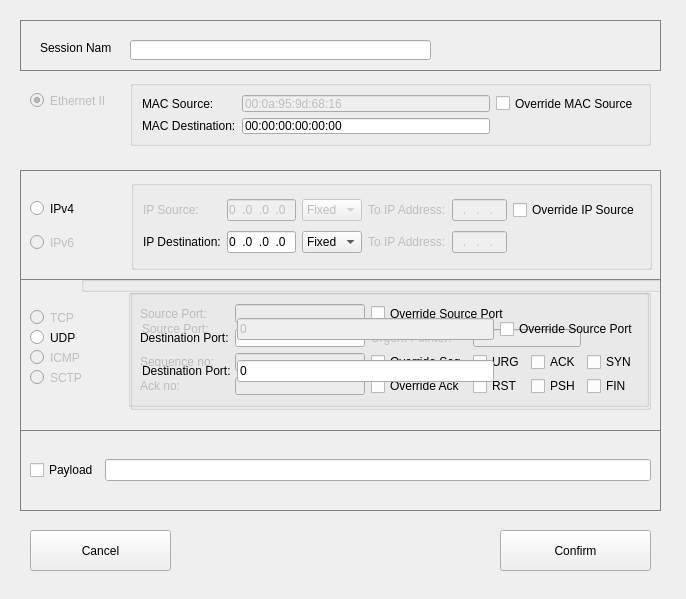
Before: the Qt Designer form createsession.ui in MonteDarkfloyd/RUGE, drawn with Qt 5.
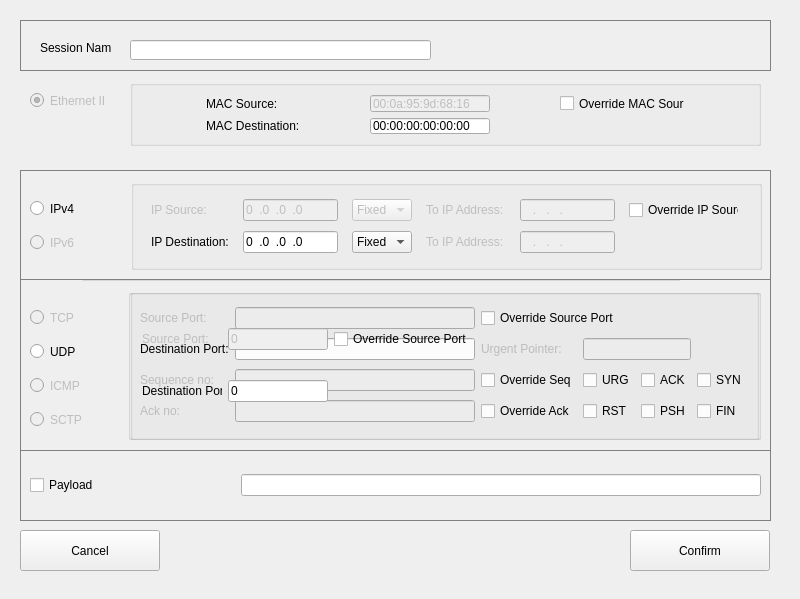
After: the same form once the commit is applied. Icons and pictures are not drawn.

```diff
--- a/createsession.ui
+++ b/createsession.ui
@@ -6,7 +6,7 @@
    <rect>
     <x>0</x>
     <y>0</y>
-    <width>686</width>
+    <width>800</width>
     <height>599</height>
    </rect>
   </property>
@@ -18,13 +18,13 @@
   </property>
   <property name="minimumSize">
    <size>
-    <width>686</width>
+    <width>800</width>
     <height>599</height>
    </size>
   </property>
   <property name="maximumSize">
    <size>
-    <width>686</width>
+    <width>800</width>
     <height>599</height>
    </size>
   </property>
@@ -36,7 +36,7 @@
     <rect>
      <x>10</x>
      <y>10</y>
-     <width>671</width>
+     <width>771</width>
      <height>581</height>
     </rect>
    </property>
@@ -57,7 +57,7 @@
      <rect>
       <x>10</x>
       <y>10</y>
-      <width>641</width>
+      <width>751</width>
       <height>51</height>
      </rect>
     </property>
@@ -102,7 +102,7 @@
      <rect>
       <x>10</x>
       <y>60</y>
-      <width>641</width>
+      <width>751</width>
       <height>101</height>
      </rect>
     </property>
@@ -142,7 +142,7 @@
       <rect>
        <x>110</x>
        <y>10</y>
-       <width>521</width>
+       <width>631</width>
        <height>66</height>
       </rect>
      </property>
@@ -156,34 +156,17 @@
       <bool>true</bool>
      </property>
      <layout class="QGridLayout" name="gridLayout">
-      <item row="0" column="0">
-       <widget class="QLabel" name="lbl_mac_src">
-        <property name="styleSheet">
-         <string notr="true">border: 0px;</string>
-        </property>
-        <property name="text">
-         <string>MAC Source:</string>
-        </property>
-       </widget>
-      </item>
-      <item row="0" column="1">
-       <widget class="QLineEdit" name="txt_mac_source">
-        <property name="enabled">
-         <bool>false</bool>
-        </property>
-        <property name="inputMethodHints">
-         <set>Qt::ImhPreferNumbers</set>
-        </property>
-        <property name="inputMask">
-         <string>HH:HH:HH:HH:HH:HH</string>
-        </property>
-        <property name="text">
-         <string>00:0a:95:9d:68:16</string>
-        </property>
-       </widget>
-      </item>
+      <property name="leftMargin">
+       <number>9</number>
+      </property>
       <item row="0" column="2">
        <widget class="QCheckBox" name="mac_checkBox">
+        <property name="maximumSize">
+         <size>
+          <width>125</width>
+          <height>16777215</height>
+         </size>
+        </property>
         <property name="text">
          <string>Override MAC Source</string>
         </property>
@@ -201,6 +184,18 @@
       </item>
       <item row="1" column="1">
        <widget class="QLineEdit" name="txt_mac_dest">
+        <property name="minimumSize">
+         <size>
+          <width>120</width>
+          <height>0</height>
+         </size>
+        </property>
+        <property name="maximumSize">
+         <size>
+          <width>120</width>
+          <height>16777215</height>
+         </size>
+        </property>
         <property name="inputMask">
          <string>HH:HH:HH:HH:HH:HH</string>
         </property>
@@ -209,16 +204,66 @@
         </property>
        </widget>
       </item>
+      <item row="0" column="0">
+       <widget class="QLabel" name="lbl_mac_src">
+        <property name="maximumSize">
+         <size>
+          <width>70</width>
+          <height>16777215</height>
+         </size>
+        </property>
+        <property name="styleSheet">
+         <string notr="true">border: 0px;</string>
+        </property>
+        <property name="text">
+         <string>MAC Source:</string>
+        </property>
+       </widget>
+      </item>
+      <item row="0" column="1">
+       <widget class="QLineEdit" name="txt_mac_source">
+        <property name="enabled">
+         <bool>false</bool>
+        </property>
+        <property name="minimumSize">
+         <size>
+          <width>120</width>
+          <height>0</height>
+         </size>
+        </property>
+        <property name="maximumSize">
+         <size>
+          <width>120</width>
+          <height>50</height>
+         </size>
+        </property>
+        <property name="layoutDirection">
+         <enum>Qt::LeftToRight</enum>
+        </property>
+        <property name="inputMethodHints">
+         <set>Qt::ImhPreferNumbers</set>
+        </property>
+        <property name="inputMask">
+         <string>HH:HH:HH:HH:HH:HH</string>
+        </property>
+        <property name="text">
+         <string>00:0a:95:9d:68:16</string>
+        </property>
+       </widget>
+      </item>
      </layout>
     </widget>
+    <zorder>rb_eth</zorder>
+    <zorder>groupBox</zorder>
+    <zorder>lbl_mac_src</zorder>
    </widget>
    <widget class="QFrame" name="frame_21">
     <property name="geometry">
      <rect>
       <x>10</x>
-      <y>420</y>
-      <width>641</width>
-      <height>81</height>
+      <y>440</y>
+      <width>751</width>
+      <height>71</height>
      </rect>
     </property>
     <property name="styleSheet">
@@ -233,7 +278,17 @@
       </widget>
      </item>
      <item>
-      <widget class="QLineEdit" name="payloadEdit"/>
+      <widget class="QLineEdit" name="payloadEdit">
+       <property name="maximumSize">
+        <size>
+         <width>520</width>
+         <height>16777215</height>
+        </size>
+       </property>
+       <property name="styleSheet">
+        <string notr="true"/>
+       </property>
+      </widget>
      </item>
     </layout>
    </widget>
@@ -242,8 +297,8 @@
      <rect>
       <x>10</x>
       <y>160</y>
-      <width>641</width>
-      <height>130</height>
+      <width>751</width>
+      <height>111</height>
      </rect>
     </property>
     <property name="styleSheet">
@@ -279,7 +334,7 @@
       <rect>
        <x>111</x>
        <y>10</y>
-       <width>521</width>
+       <width>631</width>
        <height>90</height>
       </rect>
      </property>
@@ -317,6 +372,12 @@
       </item>
       <item row="1" column="0">
        <widget class="QLabel" name="label_12">
+        <property name="minimumSize">
+         <size>
+          <width>60</width>
+          <height>0</height>
+         </size>
+        </property>
         <property name="text">
          <string>IP Destination:</string>
         </property>
@@ -348,7 +409,7 @@
         </property>
         <property name="maximumSize">
          <size>
-          <width>80</width>
+          <width>95</width>
           <height>16777215</height>
          </size>
         </property>
@@ -365,6 +426,12 @@
         <property name="enabled">
          <bool>false</bool>
         </property>
+        <property name="maximumSize">
+         <size>
+          <width>60</width>
+          <height>16777215</height>
+         </size>
+        </property>
         <property name="text">
          <string>IP Source:</string>
         </property>
@@ -377,7 +444,7 @@
         </property>
         <property name="maximumSize">
          <size>
-          <width>80</width>
+          <width>95</width>
           <height>16777215</height>
          </size>
         </property>
@@ -442,23 +509,35 @@
         </property>
        </widget>
       </item>
+      <item row="0" column="3">
+       <widget class="QLabel" name="label_ipsrcinc">
+        <property name="enabled">
+         <bool>false</bool>
+        </property>
+        <property name="maximumSize">
+         <size>
+          <width>80</width>
+          <height>16777215</height>
+         </size>
+        </property>
+        <property name="text">
+         <string>To IP Address:</string>
+        </property>
+       </widget>
+      </item>
       <item row="0" column="5">
        <widget class="QCheckBox" name="overrideipsrc">
+        <property name="maximumSize">
+         <size>
+          <width>110</width>
+          <height>16777215</height>
+         </size>
+        </property>
         <property name="text">
          <string>Override IP Source</string>
         </property>
        </widget>
       </item>
-      <item row="0" column="3">
-       <widget class="QLabel" name="label_ipsrcinc">
-        <property name="enabled">
-         <bool>false</bool>
-        </property>
-        <property name="text">
-         <string>To IP Address:</string>
-        </property>
-       </widget>
-      </item>
      </layout>
     </widget>
     <widget class="QGroupBox" name="groupBox_5">
@@ -503,8 +582,8 @@
      <rect>
       <x>10</x>
       <y>269</y>
-      <width>641</width>
-      <height>151</height>
+      <width>751</width>
+      <height>171</height>
      </rect>
     </property>
     <property name="styleSheet">
@@ -536,7 +615,7 @@
      <property name="geometry">
       <rect>
        <x>10</x>
-       <y>50</y>
+       <y>64</y>
        <width>82</width>
        <height>17</height>
       </rect>
@@ -552,7 +631,7 @@
      <property name="geometry">
       <rect>
        <x>10</x>
-       <y>70</y>
+       <y>98</y>
        <width>82</width>
        <height>17</height>
       </rect>
@@ -568,7 +647,7 @@
      <property name="geometry">
       <rect>
        <x>10</x>
-       <y>90</y>
+       <y>132</y>
        <width>82</width>
        <height>17</height>
       </rect>
@@ -582,8 +661,8 @@
       <rect>
        <x>108</x>
        <y>10</y>
-       <width>521</width>
-       <height>118</height>
+       <width>631</width>
+       <height>151</height>
       </rect>
      </property>
      <property name="styleSheet">
@@ -741,8 +820,8 @@
       <rect>
        <x>110</x>
        <y>10</y>
-       <width>521</width>
-       <height>121</height>
+       <width>631</width>
+       <height>151</height>
       </rect>
      </property>
      <property name="styleSheet">
@@ -760,6 +839,12 @@
         <property name="enabled">
          <bool>false</bool>
         </property>
+        <property name="maximumSize">
+         <size>
+          <width>100</width>
+          <height>16777215</height>
+         </size>
+        </property>
         <property name="inputMethodHints">
          <set>Qt::ImhDigitsOnly</set>
         </property>
@@ -777,6 +862,12 @@
       </item>
       <item row="1" column="0">
        <widget class="QLabel" name="label_udp_dst">
+        <property name="maximumSize">
+         <size>
+          <width>80</width>
+          <height>16777215</height>
+         </size>
+        </property>
         <property name="text">
          <string>Destination Port:</string>
         </property>
@@ -784,6 +875,12 @@
       </item>
       <item row="1" column="1">
        <widget class="QLineEdit" name="txt_udp_dest_port">
+        <property name="maximumSize">
+         <size>
+          <width>100</width>
+          <height>16777215</height>
+         </size>
+        </property>
         <property name="inputMethodHints">
          <set>Qt::ImhNone</set>
         </property>
@@ -803,6 +900,12 @@
         <property name="enabled">
          <bool>false</bool>
         </property>
+        <property name="maximumSize">
+         <size>
+          <width>80</width>
+          <height>16777215</height>
+         </size>
+        </property>
         <property name="text">
          <string>Source Port:</string>
         </property>
@@ -816,7 +919,7 @@
      <rect>
       <x>10</x>
       <y>510</y>
-      <width>641</width>
+      <width>648</width>
       <height>61</height>
      </rect>
     </property>
@@ -829,12 +932,21 @@
     <widget class="QPushButton" name="cancel_button">
      <property name="geometry">
       <rect>
-       <x>10</x>
+       <x>0</x>
        <y>10</y>
-       <width>141</width>
+       <width>140</width>
        <height>41</height>
       </rect>
      </property>
+     <property name="maximumSize">
+      <size>
+       <width>151</width>
+       <height>16777215</height>
+      </size>
+     </property>
+     <property name="styleSheet">
+      <string notr="true">min-width:135px;</string>
+     </property>
      <property name="text">
       <string>Cancel</string>
      </property>
@@ -843,23 +955,44 @@
        <normaloff>:/images/button_cancel.png</normaloff>:/images/button_cancel.png</iconset>
      </property>
     </widget>
-    <widget class="QPushButton" name="confirm_Button">
-     <property name="geometry">
-      <rect>
-       <x>480</x>
-       <y>10</y>
-       <width>151</width>
-       <height>41</height>
-      </rect>
-     </property>
-     <property name="text">
-      <string>Confirm</string>
-     </property>
-     <property name="icon">
-      <iconset resource="images.qrc">
-       <normaloff>:/images/confirm_btn.png</normaloff>:/images/confirm_btn.png</iconset>
-     </property>
-    </widget>
+   </widget>
+   <widget class="QPushButton" name="confirm_Button">
+    <property name="geometry">
+     <rect>
+      <x>620</x>
+      <y>520</y>
+      <width>140</width>
+      <height>41</height>
+     </rect>
+    </property>
+    <property name="sizePolicy">
+     <sizepolicy hsizetype="Ignored" vsizetype="Fixed">
+      <horstretch>0</horstretch>
+      <verstretch>0</verstretch>
+     </sizepolicy>
+    </property>
+    <property name="minimumSize">
+     <size>
+      <width>137</width>
+      <height>0</height>
+     </size>
+    </property>
+    <property name="maximumSize">
+     <size>
+      <width>16777215</width>
+      <height>16777215</height>
+     </size>
+    </property>
+    <property name="styleSheet">
+     <string notr="true">min-width:135px;</string>
+    </property>
+    <property name="text">
+     <string>Confirm</string>
+    </property>
+    <property name="icon">
+     <iconset resource="images.qrc">
+      <normaloff>:/images/confirm_btn.png</normaloff>:/images/confirm_btn.png</iconset>
+    </property>
    </widget>
    <zorder>frame1</zorder>
    <zorder>frame_4</zorder>
@@ -867,7 +1000,10 @@
    <zorder>frame_2</zorder>
    <zorder>frame_31</zorder>
    <zorder>frame_21</zorder>
+   <zorder>confirm_Button</zorder>
   </widget>
+  <zorder>frame</zorder>
+  <zorder>frame_3</zorder>
  </widget>
  <resources>
   <include location="images.qrc"/>
```
